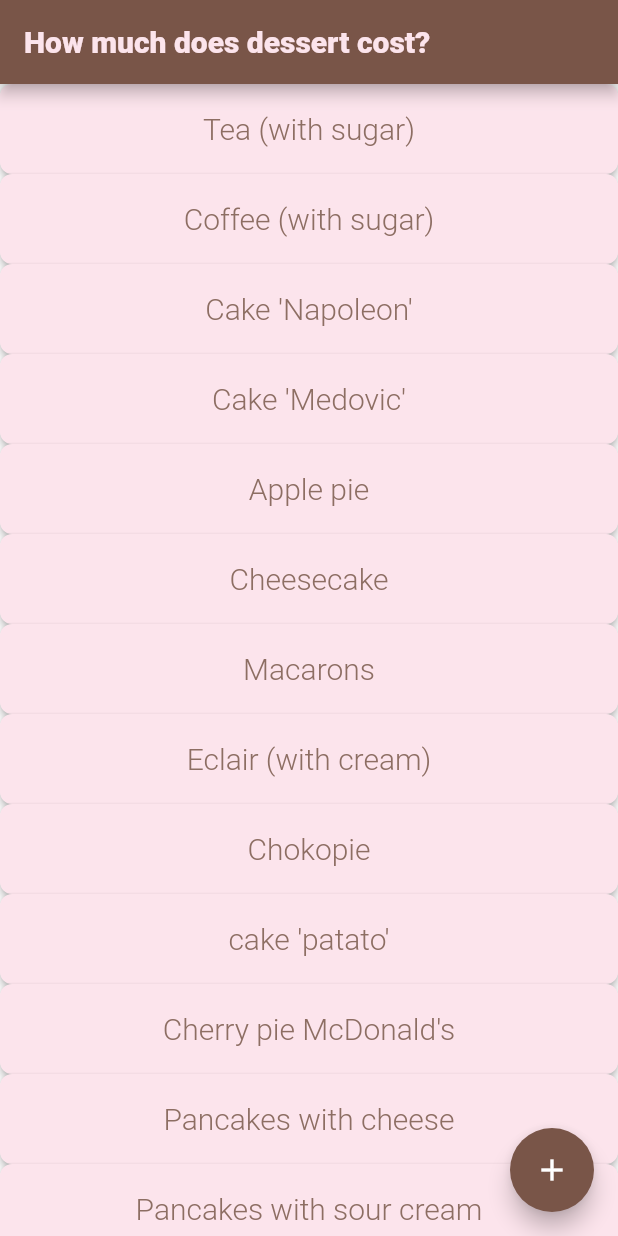
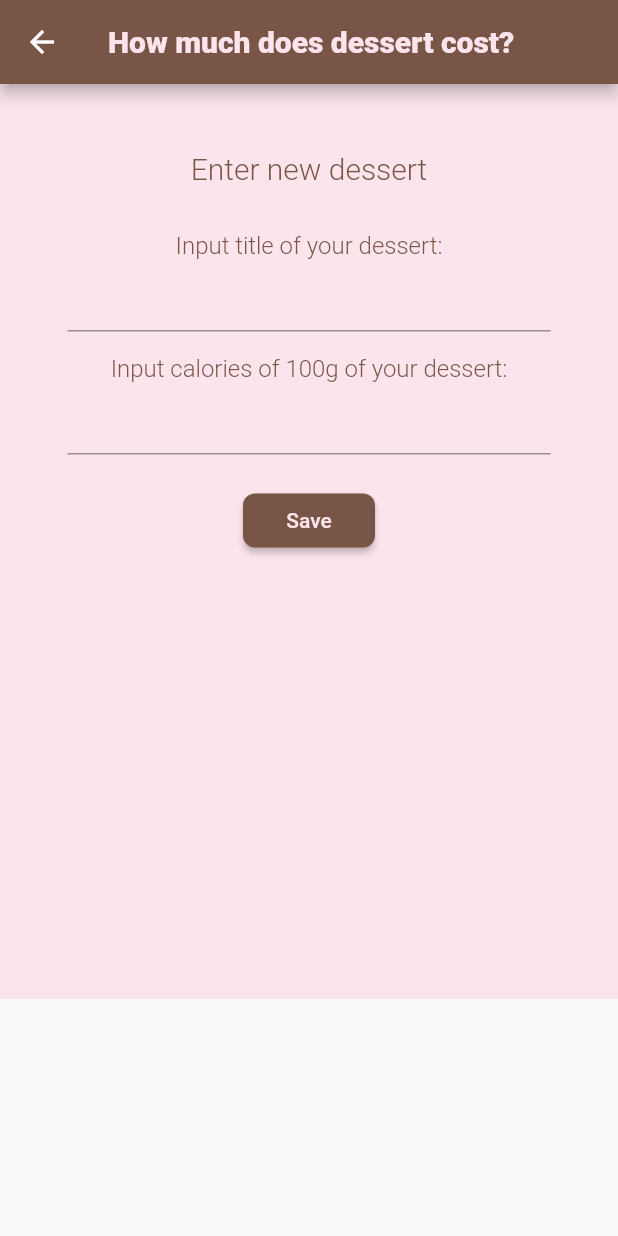
Before and after one commit to AGalygo/flutter-food-app, a Flutter app: the screen it shows after launch, after a tap on the "add" icon, on a phone screen of 412 x 824 dp. Run offline on Flutter 3.47's test engine with Material 2 defaults, Android fonts, the phone set to English and light mode, and no system bars; our stand-ins replace sqflite; accounts and stored records are empty.

Commit message:
add database and logs

```diff
--- a/food_flutter_app/lib/data/Dessert.dart
+++ b/food_flutter_app/lib/data/Dessert.dart
@@ -1,5 +1,27 @@
+
+final String tableDesserts = 'Desserts';
+final String columnId = '_id';
+final String columnTitle = 'title';
+final String columnCalories = 'calories';
+
 class Dessert {
-  Dessert({this.title, this.calories});
-  final String title;
-  final int calories;
+  int id;
+  String title;
+  int calories;
+
+  Dessert({this.id, this.title, this.calories});
+
+  Map<String, dynamic> toMap() {
+    return <String, dynamic>{
+      columnId: id,
+      columnTitle: title,
+      columnCalories: calories
+    };
+  }
+
+  Dessert.fromMap(Map<String, dynamic> map) {
+    id = map[columnId];
+    title = map[columnTitle];
+    calories = map[columnCalories];
+  }
 }
--- /dev/null
+++ b/food_flutter_app/lib/data/database_provider.dart
@@ -0,0 +1,74 @@
+import 'package:path/path.dart';
+import 'package:sqflite/sqflite.dart';
+
+import 'Dessert.dart';
+
+class DatabaseProvider {
+  static DatabaseProvider _instance = DatabaseProvider._internal();
+
+  factory DatabaseProvider() => _instance;
+
+  DatabaseProvider._internal();
+
+  Database _db;
+
+
+  Future<void> openDessertsDatabase() async {
+    print("открываю базу");
+    String databasesPath = await getDatabasesPath();
+    String path = join(databasesPath, 'desserts_database');
+
+    _db = await openDatabase(
+      path,
+      version: 1,
+      onCreate: (Database db, int version) => _createDatabase(db)
+    );
+  }
+
+  Future<void> _createDatabase(Database db) async {
+    print("создаю базу");
+    await db.execute('CREATE TABLE IF NOT EXISTS $tableDesserts ('
+        '$columnId INTEGER PRIMARY KEY AUTOINCREMENT, '
+        '$columnTitle TEXT, '
+        '$columnCalories INTEGER)'
+    );
+    await insertSomeDesserts(db);
+  }
+
+  Future<void> saveDessert(Dessert dessert) async {
+    print("сохраняю дессерт");
+    await _db.insert(tableDesserts, dessert.toMap(),
+      conflictAlgorithm: ConflictAlgorithm.replace,
+    );
+  }
+
+  Future<List<Dessert>> getDesserts() async {
+    print("вывожу все дессерты");
+    final List<Map<String, dynamic>> dessertMaps = await _db.query(
+        tableDesserts);
+    return dessertMaps.map((dessert) => Dessert.fromMap(dessert)).toList();
+  }
+
+  Future<void> insertSomeDesserts(db) async {
+    for(int i=0; i< desserts.length; i++) {
+      db.insert(tableDesserts, desserts[i].toMap());
+    }
+  }
+}
+
+List<Dessert> desserts = [
+  Dessert(id: 0, title: "Tea (with sugar)", calories: 28),
+  Dessert(id: 1, title: "Coffee (with sugar)", calories: 62),
+  Dessert(id: 2, title: "Cake 'Napoleon'", calories: 413),
+  Dessert(id: 3, title: "Cake 'Medovic'", calories: 478),
+  Dessert(id: 4, title: "Apple pie", calories: 370),
+  Dessert(id: 5, title: "Cheesecake", calories: 240),
+  Dessert(id: 6, title: "Macarons", calories: 500),
+  Dessert(id: 7, title: "Eclair (with cream)", calories: 439),
+  Dessert(id: 8, title: "Chokopie", calories: 430),
+  Dessert(id: 9, title: "cake 'patato'", calories: 392),
+  Dessert(id: 10, title: "Cherry pie McDonald's", calories: 230),
+  Dessert(id: 11, title: "Pancakes with cheese", calories: 382),
+  Dessert(id: 12, title: "Pancakes with sour cream", calories: 311),
+  Dessert(id: 13, title: "Pancakes with condensed milk", calories: 28),
+];
--- a/food_flutter_app/lib/main.dart
+++ b/food_flutter_app/lib/main.dart
@@ -6,7 +6,6 @@ void main() {
 }
 
 class MyApp extends StatelessWidget {
-  // This widget is the root of your application.
   @override
   Widget build(BuildContext context) {
     return MaterialApp(
--- a/food_flutter_app/lib/ui/AddDessert.dart
+++ b/food_flutter_app/lib/ui/AddDessert.dart
@@ -0,0 +1,157 @@
+import 'package:flutter/cupertino.dart';
+import 'package:flutter/material.dart';
+import 'package:food_flutter_app/data/Dessert.dart';
+import 'package:food_flutter_app/data/database_provider.dart';
+
+import 'HomePage.dart';
+
+class AddDessert extends StatefulWidget {
+
+  @override
+  State<StatefulWidget> createState() => AddDessertState();
+}
+
+class AddDessertState extends State<AddDessert> {
+  final _formKey = GlobalKey<FormState>();
+  String _title;
+  int _calories;
+
+  List<Dessert> _dessertItems;
+
+  @override
+  void initState() {
+    super.initState();
+    _dessertItems =[];
+    DatabaseProvider().openDessertsDatabase().then((_) => {
+      DatabaseProvider().getDesserts().then((dessertItems) {
+        setState(() {
+          _dessertItems = dessertItems;
+        });
+      })
+    });
+  }
+
+  @override
+  Widget build(BuildContext context) {
+    return Scaffold(
+      appBar: AppBar(
+        title: Text(
+          "How much does dessert cost?",
+          textAlign: TextAlign.center,
+          style: TextStyle(
+            fontSize: 20.0,
+            color: Colors.pink[50],
+            fontWeight: FontWeight.w800,
+          ),
+        ),
+      ),
+
+      body: _buildContext(context),
+    );
+  }
+
+  Widget _buildContext(BuildContext context) {
+    return SingleChildScrollView(
+      child: Stack(
+        children: <Widget>[
+      Container(
+      color: Colors.pink[50],
+        padding: EdgeInsets.all(45.0),
+        child: Column(
+          //mainAxisAlignment: MainAxisAlignment.center,
+          crossAxisAlignment: CrossAxisAlignment.stretch,
+          children: <Widget>[
+            Text(
+              "Enter new dessert",
+              textAlign: TextAlign.center,
+              style: TextStyle(
+                fontSize: 20.0,
+                color: Colors.brown,
+                fontWeight: FontWeight.w300,
+              ),
+            ),
+            SizedBox(
+              height: 30.0,
+            ),
+            new Form(
+                key: _formKey,
+                child: new Column(
+                  children: <Widget>[
+                    new Text(
+                      'Input title of your dessert:',
+                      style: TextStyle(
+                        fontSize: 16.0,
+                        color: Colors.brown,
+                        fontWeight: FontWeight.w300,
+                      ),
+                    ),
+                    new TextFormField(
+                      validator: (String value) {
+                        String title;
+                        if ( title == '') {
+                          return 'Please, enter a title of your dessert';
+                        }
+                        return null;
+                      },
+                      onSaved: (String value) {
+                        _title = value;
+                      },
+                    ),
+                    new SizedBox(
+                      height: 15.0,
+                    ),
+                    new Text(
+                      'Input calories of 100g of your dessert:',
+                      style: TextStyle(
+                        fontSize: 16.0,
+                        color: Colors.brown,
+                        fontWeight: FontWeight.w300,
+                      ),
+                    ),
+                    new TextFormField(
+                      validator: (String value) {
+                        int calories = int.tryParse(value);
+                        if ( calories == null || calories<0) {
+                          return 'Please, enter a correct number';
+                        }
+                        return null;
+                      },
+                      onSaved: (String value) {
+                        _calories = int.tryParse(value);
+                      },
+                    ),
+                    new SizedBox(height: 20.0),
+                    new RaisedButton(
+                      onPressed: () async {
+                        if(!_formKey.currentState.validate()) {
+                          print("что то неправильно ввели...");
+                          return;
+                        }
+                        else {
+                          _formKey.currentState.save();
+                          DatabaseProvider().saveDessert(new Dessert(id: _dessertItems.length, title: _title, calories: _calories));
+                          Navigator.push(context, MaterialPageRoute(builder: (context) => HomePage(),),);
+                          //Navigator.push(context, MaterialPageRoute(
+                          //    builder: (context) => YourActivity( dessertCalories: calculateCalories(_weight, widget.kkal),)));
+                        }
+                      },
+                      child: Text('Save'),
+                      color: Colors.brown,
+                      shape: RoundedRectangleBorder(
+                        borderRadius: BorderRadius.all(Radius.circular(8.0)),
+                      ),
+                      textColor: Colors.pink[50],
+                    ),
+                    SizedBox(
+                      height: 250,
+                    )
+                  ],
+                )),
+          ],
+        ),
+      ),
+        ],
+      ),
+    );
+  }
+}
--- a/food_flutter_app/lib/ui/HomePage.dart
+++ b/food_flutter_app/lib/ui/HomePage.dart
@@ -1,10 +1,10 @@
 import 'package:flutter/cupertino.dart';
 import 'package:flutter/material.dart';
 import 'package:food_flutter_app/data/Dessert.dart';
+import 'package:food_flutter_app/data/database_provider.dart';
+import 'package:food_flutter_app/ui/AddDessert.dart';
 import 'package:food_flutter_app/ui/DessertButton.dart';
 import 'package:food_flutter_app/ui/MyForm.dart';
-import 'package:food_flutter_app/ui/YourActivities.dart';
-import 'package:flutter/services.dart';
 
 class HomePage extends StatefulWidget {
   HomePage({Key key, this.title}) : super(key: key);
@@ -16,6 +16,22 @@ class HomePage extends StatefulWidget {
 }
 
 class _HomePageState extends State<HomePage> {
+
+  List<Dessert> _dessertItems;
+
+  @override
+  void initState() {
+    super.initState();
+
+    _dessertItems =[];
+    DatabaseProvider().openDessertsDatabase().then((_) => {
+      DatabaseProvider().getDesserts().then((dessertItems) {
+        setState(() {
+          _dessertItems = dessertItems;
+        });
+      })
+    });
+  }
 
   @override
   Widget build(BuildContext context) {
@@ -32,62 +48,31 @@ class _HomePageState extends State<HomePage> {
         ),
       ),
 
-      //body: _buildContent(),
       body: ListView(
         children: myDesserts(context),
       ),
-      //backgroundColor: Colors.amber[600],
+      backgroundColor: Colors.pink[50],
       floatingActionButton: FloatingActionButton(
-        onPressed: () {},
+        onPressed: () async {
+          print("перехожу на форму добавления");
+          Navigator.push(context, MaterialPageRoute(builder: (context) => AddDessert(),),);
+        },
         tooltip: 'Increment',
         child: Icon(Icons.add),
       ),
     );
   }
 
-  void _getMoreInformation() {
-    print("pressed on the button");
-  }
 
   List<DessertButton> myDesserts(BuildContext buildContext) {
-    return desserts.map((Dessert d) => DessertButton(
+    return _dessertItems.map((Dessert d) => DessertButton(
       text : d.title,
       onPressed: () async {
+        print("открываю дессерт");
         Navigator.push(context, MaterialPageRoute(
             builder: (context) => MyForm(kkal: d.calories, title: d.title,)));
       },
     ),).toList();
   }
 
-  // Widget _buildContent() {
-  //   return Container(
-  //     color: Colors.grey[300],
-  //     padding: EdgeInsets.all(16.0),
-  //     child: Column(
-  //       mainAxisAlignment: MainAxisAlignment.center,
-  //       crossAxisAlignment: CrossAxisAlignment.stretch,
-  //       children: <Widget>[
-  //         //это кучка виджетов
-  //         //_Dessert(),
-  //       ],
-  //     ),
-  //   );
-  // }
-
-  List<Dessert> desserts = [
-    Dessert(title: "Tea (with sugar)", calories: 28),
-    Dessert(title: "Coffee (with sugar)", calories: 62),
-    Dessert(title: "Cake 'Napoleon'", calories: 413),
-    Dessert(title: "Cake 'Medovic'", calories: 478),
-    Dessert(title: "Apple pie", calories: 370),
-    Dessert(title: "Cheesecake", calories: 240),
-    Dessert(title: "Macarons", calories: 500),
-    Dessert(title: "Eclair (with cream)", calories: 439),
-    Dessert(title: "Chokopie", calories: 430),
-    Dessert(title: "cake 'patato'", calories: 392),
-    Dessert(title: "Cherry pie McDonald's", calories: 230),
-    Dessert(title: "Pancakes with cheese", calories: 382),
-    Dessert(title: "Pancakes with sour cream", calories: 311),
-    Dessert(title: "Pancakes with condensed milk", calories: 28),
-  ];
 }
--- a/food_flutter_app/lib/ui/MyForm.dart
+++ b/food_flutter_app/lib/ui/MyForm.dart
@@ -44,7 +44,10 @@ class MyFormState extends State<MyForm> {
   }
 
   Widget _buildContext(BuildContext context) {
-    return Container(
+    return SingleChildScrollView(
+      child: Stack(
+        children: <Widget>[
+      Container(
       color: Colors.pink[50],
         padding: EdgeInsets.all(45.0),
         child: Column(
@@ -64,7 +67,7 @@ class MyFormState extends State<MyForm> {
               height: 20.0,
             ),
             Text(
-            "Calorie content: 100g - " + widget.kkal.toString(),
+              "Calorie content: 100g - " + widget.kkal.toString() + " kkal",
               textAlign: TextAlign.center,
               style: TextStyle(
                 fontSize: 12.0,
@@ -89,6 +92,7 @@ class MyFormState extends State<MyForm> {
                       validator: (String value) {
                         int massa = int.tryParse(value);
                         if ( massa == null || massa<0) {
+                          print("что то неправильно ввели...");
                           return 'Please, enter a correct number';
                         }
                         return null;
@@ -100,10 +104,12 @@ class MyFormState extends State<MyForm> {
                     new SizedBox(height: 20.0),
                     new RaisedButton(
                       onPressed: () async {
-                      if(!_formKey.currentState.validate())
+                        if(!_formKey.currentState.validate()) {
                           return;
+                        }
                         else {
                           _formKey.currentState.save();
+                          print("ура, вывелись активности");
                           Navigator.push(context, MaterialPageRoute(
                               builder: (context) => YourActivity( dessertCalories: calculateCalories(_weight, widget.kkal),)));
                         }
@@ -115,8 +121,14 @@ class MyFormState extends State<MyForm> {
                       ),
                       textColor: Colors.pink[50],
                     ),
+                    SizedBox(
+                      height: 300,
+                    )
                   ],
                 )),
+          ],
+        ),
+      ),
         ],
       ),
     );
--- a/food_flutter_app/pubspec.yaml
+++ b/food_flutter_app/pubspec.yaml
@@ -23,6 +23,8 @@ environment:
 dependencies:
   flutter:
     sdk: flutter
+  sqflite:
+  path:
 
 
   # The following adds the Cupertino Icons font to your application.
```
Also changed, not shown: food_flutter_app/pubspec.lock. Lines whose indentation alone changed are shown as unchanged.
